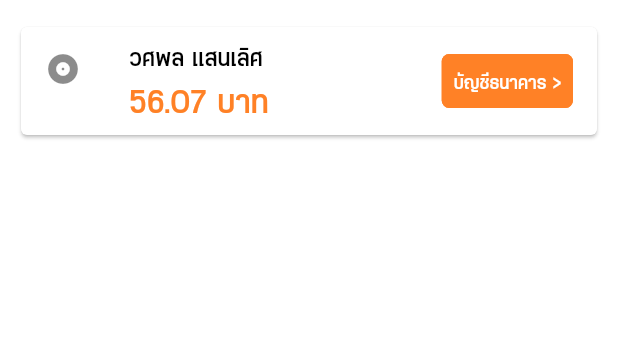
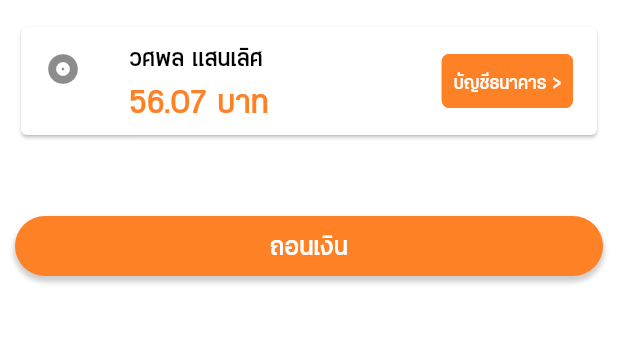
Before and after one commit to wongkhamdee/Numfu-delivery, a Flutter app: the Mywallet screen opened directly, on a phone screen of 412 x 824 dp, the part 78-421 px from its top. Run offline on Flutter 3.47's test engine with Material 2 defaults, Android fonts, the phone set to English and light mode, and no system bars; our stand-ins replace carousel_slider, cloud_firestore, dio, firebase_auth, firebase_core, firebase_database and 8 more; accounts and stored records are empty; network calls fail.

```diff
--- /dev/null
+++ b/Code/numfu/lib/api_connection/api_connection.dart
@@ -0,0 +1,6 @@
+class API {
+  static const hostConnect = "http://192.168.1.57/api_numfu";
+  static const hostConnectUser = "$hostConnect/user";
+
+  static const sigup = "$hostConnect/user/signup.php";
+}
--- a/Code/numfu/lib/utility/my_constant.dart
+++ b/Code/numfu/lib/utility/my_constant.dart
@@ -4,7 +4,7 @@ import 'package:google_fonts/google_fonts.dart';
 class MyCostant {
   // general
   static String appName = 'Numfu';
-
+  static String domain = 'https://c660-223-24-153-118.ap.ngrok.io';
   // Route
   static String routelogin = '/login';
   static String routeregister = '/register';
--- a/Code/numfu/pubspec.yaml
+++ b/Code/numfu/pubspec.yaml
@@ -49,6 +49,8 @@ dependencies:
   firebase_database: ^9.1.7
   pin_code_fields: ^7.4.0
   carousel_slider: ^4.1.1
+  dio: ^4.0.0
+  shared_preferences: ^2.0.6
 
 
 dev_dependencies:
--- a/Code/rider/lib/screen/Mywallet.dart
+++ b/Code/rider/lib/screen/Mywallet.dart
@@ -11,6 +11,7 @@ class Mywallet extends StatefulWidget {
 class _MywalletState extends State<Mywallet> {
   @override
   Widget build(BuildContext context) {
+    double size = MediaQuery.of(context).size.width;
     return Scaffold(
       appBar: AppBar(
         automaticallyImplyLeading: false,
@@ -29,6 +30,7 @@ class _MywalletState extends State<Mywallet> {
             child: ListView(
               children: [
                 buildWork(),
+                buildNext(context, size),
               ],
             ),
           )),
@@ -105,3 +107,36 @@ class buildMywallet extends StatelessWidget {
     );
   }
 }
+
+GestureDetector buildNext(BuildContext context, double size) {
+  return GestureDetector(
+    onTap: () {
+      Navigator.push(context, MaterialPageRoute(builder: (context) {
+        return Mywallet();
+      }));
+    },
+    child: Container(
+      margin: EdgeInsets.only(top: 50),
+      width: size * 0.9,
+      height: 40,
+      decoration: BoxDecoration(
+        borderRadius: BorderRadius.circular(30),
+        color: MyCostant.primary,
+        boxShadow: [
+          BoxShadow(
+            color: Colors.grey.withOpacity(0.5),
+            spreadRadius: 1,
+            blurRadius: 2,
+            offset: Offset(0, 3),
+          ),
+        ],
+      ),
+      child: Center(
+        child: Text(
+          "ถอนเงิน",
+          style: MyCostant().h5button(),
+        ),
+      ),
+    ),
+  );
+}
--- a/Code/rider/lib/screen/Mywork.dart
+++ b/Code/rider/lib/screen/Mywork.dart
@@ -20,10 +20,7 @@ class _MyworkState extends State<Mywork> {
               children: [
                 Row(
                   mainAxisAlignment: MainAxisAlignment.spaceBetween,
-                  children: [
-                    Text('f'),
-                    Text('f'),
-                  ],
+                  children: [],
                 ),
                 Row(
                   mainAxisAlignment: MainAxisAlignment.spaceBetween,
@@ -58,6 +55,7 @@ class _MyworkState extends State<Mywork> {
                                         color: Color(0xffFF3326)))))),
                   ],
                 ),
+                buildWork(),
                 buildWork(),
               ],
             ),
--- a/Code/rider/lib/screen/index.dart
+++ b/Code/rider/lib/screen/index.dart
@@ -1,5 +1,7 @@
 import 'package:flutter/material.dart';
+import 'package:rider/screen/Launcher.dart';
 import 'package:rider/screen/Mywallet.dart';
+import 'package:rider/screen/Mywork.dart';
 import 'package:rider/screen/News.dart';
 import 'package:rider/screen/profile.dart';
 
@@ -120,6 +122,7 @@ class buildHello extends StatelessWidget {
             ),
           ),
           Column(
+            crossAxisAlignment: CrossAxisAlignment.start,
             children: [
               Text(
                 'สวัสดี!',
@@ -206,7 +209,7 @@ GestureDetector buildNext(BuildContext context, double size) {
   return GestureDetector(
     onTap: () {
       Navigator.push(context, MaterialPageRoute(builder: (context) {
-        return Mywallet();
+        return Launcher();
       }));
     },
     child: Container(
```
Also changed, not shown: Code/numfu/lib/model/user_model.dart (added, +123 -0 lines), Code/numfu/lib/screen/index.dart (+25 -0 lines), Code/numfu/pubspec.lock, 1 other file.
